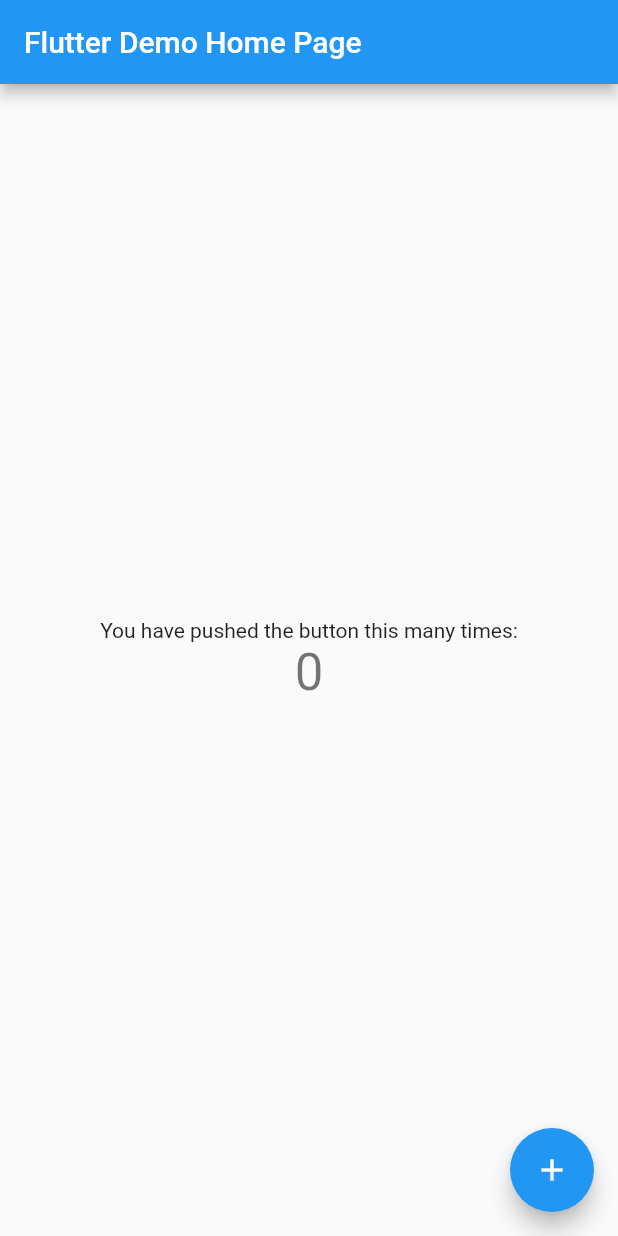
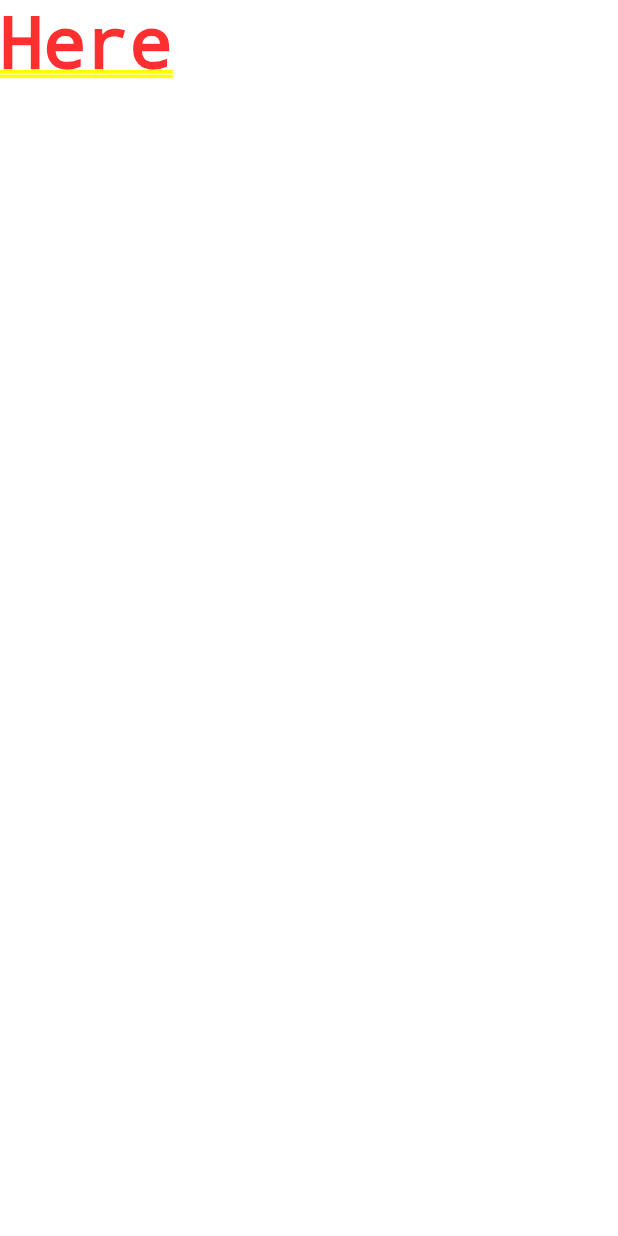
Before and after one commit to chunghaw-tseng/FlutterTemplate, a Flutter app: the screen it shows after launch, on a phone screen of 412 x 824 dp. Run offline on Flutter 3.47's test engine with Material 2 defaults, Android fonts, the phone set to English and light mode, and no system bars.

Commit message:
[FEAT] Added repo, bloc, data, routing, views templates with some README

```diff
--- a/lib/main.dart
+++ b/lib/main.dart
@@ -1,4 +1,5 @@
 import 'package:flutter/material.dart';
+import 'package:flutter_template/views/homePage.dart';
 
 void main() {
   runApp(MyApp());
@@ -9,12 +10,14 @@ class MyApp extends StatelessWidget {
   @override
   Widget build(BuildContext context) {
     return MaterialApp(
-      title: 'Flutter Demo',
+      title: 'Flutter Template',
+
+      /// If locale is needed then add the localization here
       theme: ThemeData(
         // This is the theme of your application.
         //
         // Try running your application with "flutter run". You'll see the
-        // application has a blue toolbar. Then, without quitting the app, try
+        // application has a blue toolbar. Then, without quitting the app try
         // changing the primarySwatch below to Colors.green and then invoke
         // "hot reload" (press "r" in the console where you ran "flutter run",
         // or simply save your changes to "hot reload" in a Flutter IDE).
@@ -22,92 +25,7 @@ class MyApp extends StatelessWidget {
         // is not restarted.
         primarySwatch: Colors.blue,
       ),
-      home: MyHomePage(title: 'Flutter Demo Home Page'),
+      home: HomePage(),
     );
   }
 }
-
-class MyHomePage extends StatefulWidget {
-  MyHomePage({Key key, this.title}) : super(key: key);
-
-  // This widget is the home page of your application. It is stateful, meaning
-  // that it has a State object (defined below) that contains fields that affect
-  // how it looks.
-
-  // This class is the configuration for the state. It holds the values (in this
-  // case the title) provided by the parent (in this case the App widget) and
-  // used by the build method of the State. Fields in a Widget subclass are
-  // always marked "final".
-
-  final String title;
-
-  @override
-  _MyHomePageState createState() => _MyHomePageState();
-}
-
-class _MyHomePageState extends State<MyHomePage> {
-  int _counter = 0;
-
-  void _incrementCounter() {
-    setState(() {
-      // This call to setState tells the Flutter framework that something has
-      // changed in this State, which causes it to rerun the build method below
-      // so that the display can reflect the updated values. If we changed
-      // _counter without calling setState(), then the build method would not be
-      // called again, and so nothing would appear to happen.
-      _counter++;
-    });
-  }
-
-  @override
-  Widget build(BuildContext context) {
-    // This method is rerun every time setState is called, for instance as done
-    // by the _incrementCounter method above.
-    //
-    // The Flutter framework has been optimized to make rerunning build methods
-    // fast, so that you can just rebuild anything that needs updating rather
-    // than having to individually change instances of widgets.
-    return Scaffold(
-      appBar: AppBar(
-        // Here we take the value from the MyHomePage object that was created by
-        // the App.build method, and use it to set our appbar title.
-        title: Text(widget.title),
-      ),
-      body: Center(
-        // Center is a layout widget. It takes a single child and positions it
-        // in the middle of the parent.
-        child: Column(
-          // Column is also a layout widget. It takes a list of children and
-          // arranges them vertically. By default, it sizes itself to fit its
-          // children horizontally, and tries to be as tall as its parent.
-          //
-          // Invoke "debug painting" (press "p" in the console, choose the
-          // "Toggle Debug Paint" action from the Flutter Inspector in Android
-          // Studio, or the "Toggle Debug Paint" command in Visual Studio Code)
-          // to see the wireframe for each widget.
-          //
-          // Column has various properties to control how it sizes itself and
-          // how it positions its children. Here we use mainAxisAlignment to
-          // center the children vertically; the main axis here is the vertical
-          // axis because Columns are vertical (the cross axis would be
-          // horizontal).
-          mainAxisAlignment: MainAxisAlignment.center,
-          children: <Widget>[
-            Text(
-              'You have pushed the button this many times:',
-            ),
-            Text(
-              '$_counter',
-              style: Theme.of(context).textTheme.headline4,
-            ),
-          ],
-        ),
-      ),
-      floatingActionButton: FloatingActionButton(
-        onPressed: _incrementCounter,
-        tooltip: 'Increment',
-        child: Icon(Icons.add),
-      ), // This trailing comma makes auto-formatting nicer for build methods.
-    );
-  }
-}
--- /dev/null
+++ b/lib/routing/route_names.dart
@@ -0,0 +1 @@
+const String MainRoute = "mainView";
--- /dev/null
+++ b/lib/views/homePage.dart
@@ -0,0 +1,17 @@
+import 'package:flutter/material.dart';
+
+class HomePage extends StatefulWidget {
+  HomePage({Key key}) : super(key: key);
+
+  @override
+  _HomePageState createState() => _HomePageState();
+}
+
+class _HomePageState extends State<HomePage> {
+  @override
+  Widget build(BuildContext context) {
+    return Container(
+      child: Text("Here"),
+    );
+  }
+}
```
Also changed, not shown: lib/.env.dart (added, +11 -0 lines), lib/datamodel/data.dart (added, +16 -0 lines), lib/repository/apiProviderService.dart (added, +125 -0 lines), lib/repository/repository.dart (added, +18 -0 lines), lib/services/navigationService.dart (added, +21 -0 lines), pubspec.yaml (+4 -3 lines), lib/repository/blocProvider.dart (added), lib/routing/router.dart (added), pubspec.lock, 5 other files.
